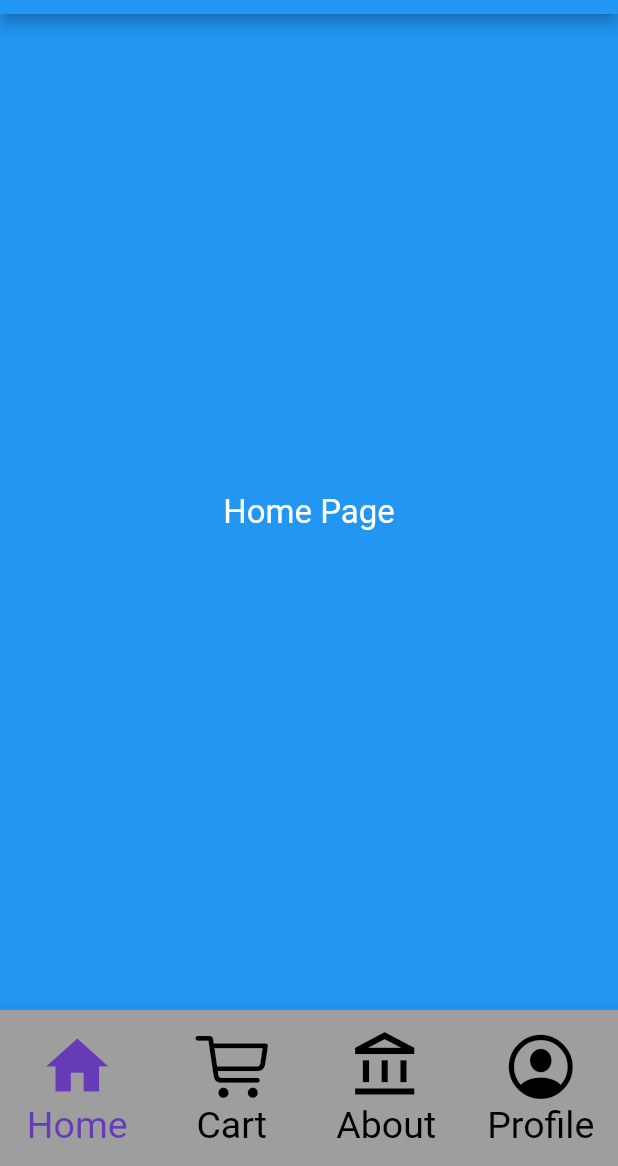
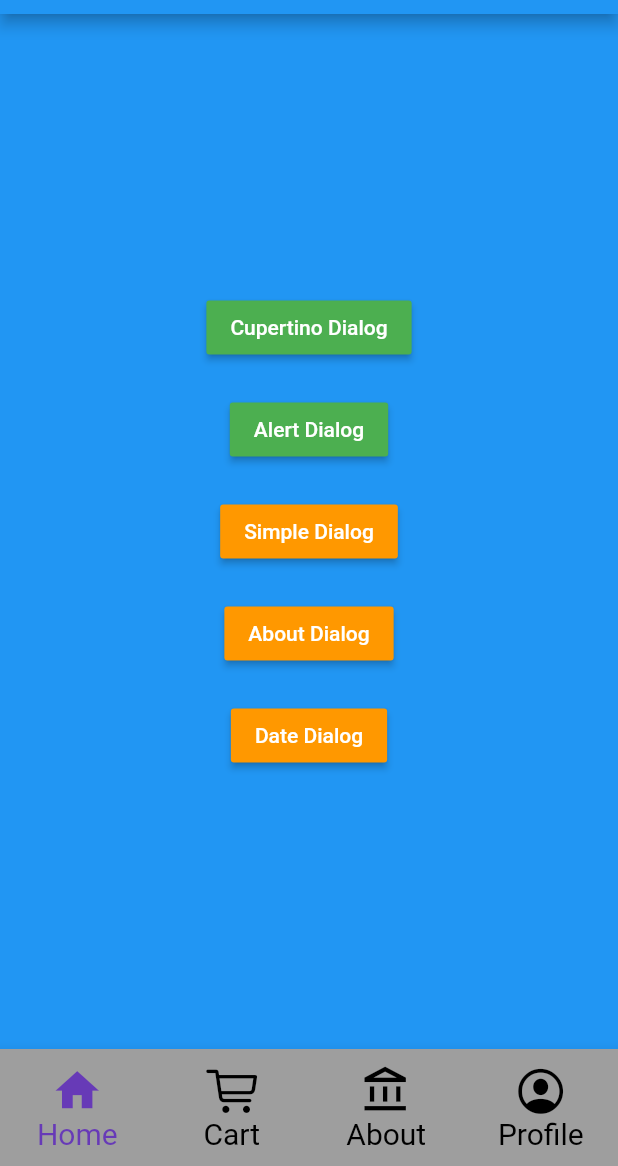
Before and after one commit to jakariya0dev/flutter_training, a Flutter app: the screen it shows after launch, on a phone screen of 412 x 824 dp, the part 70-1236 px from its top. Run offline on Flutter 3.47's test engine with Material 2 defaults, Android fonts, the phone set to English and light mode, and no system bars.

Commit message:
day 17 -Dialog

```diff
--- a/lib/screens/home_page.dart
+++ b/lib/screens/home_page.dart
@@ -1,4 +1,8 @@
+import 'dart:io';
+
+import 'package:flutter/cupertino.dart';
 import 'package:flutter/material.dart';
+import 'package:flutter/services.dart';
 
 class HomePage extends StatelessWidget {
   const HomePage({Key? key}) : super(key: key);
@@ -6,10 +10,153 @@ class HomePage extends StatelessWidget {
   @override
   Widget build(BuildContext context) {
     return Scaffold(
-      backgroundColor: Colors.blue,
-      body: Center(
-        child: Text('Home Page', style: TextStyle(fontSize: 22, color: Colors.white),),
-      ),
-    );
+        backgroundColor: Colors.blue,
+        body: Container(
+          constraints: BoxConstraints.expand(),
+          child: Column(
+            mainAxisAlignment: MainAxisAlignment.center,
+            crossAxisAlignment: CrossAxisAlignment.center,
+            children: [
+              MaterialButton(
+                onPressed: () {
+                  showDialog(
+                      context: context,
+                      builder: (context) {
+                        return CupertinoAlertDialog(
+                          title: Text('WARNING'),
+                          content: Text('are you want to exit the app'),
+                          actions: [
+                            TextButton(
+                              onPressed: () {
+                                SystemNavigator.pop();
+                                exit(0);
+                              },
+                              child: Text('ok'),
+                            ),
+                            TextButton(
+                              onPressed: () {
+                                Navigator.pop(context);
+                              },
+                              child: Text('Cancel'),
+                            ),
+                          ],
+                        );
+                      });
+                },
+                color: Colors.green,
+                child: Text(
+                  'Cupertino Dialog',
+                  style: TextStyle(color: Colors.white),
+                ),
+              ),
+              SizedBox(
+                height: 20,
+              ),
+              MaterialButton(
+                onPressed: () {
+                  showDialog(
+                      context: context,
+                      builder: (context) {
+                        return AlertDialog(
+                          title: Text('WARNING'),
+                          content: Text('are you want to exit the app'),
+                          actions: [
+                            TextButton(
+                              onPressed: () {
+                                SystemNavigator.pop();
+                                exit(0);
+                              },
+                              child: Text('ok'),
+                            ),
+                            TextButton(
+                              onPressed: () {
+                                Navigator.pop(context);
+                              },
+                              child: Text('Cancel'),
+                            ),
+                          ],
+                        );
+                      });
+                },
+                color: Colors.green,
+                child: Text(
+                  'Alert Dialog',
+                  style: TextStyle(color: Colors.white),
+                ),
+              ),
+              SizedBox(
+                height: 20,
+              ),
+              MaterialButton(
+                color: Colors.orange,
+                  onPressed: () {
+                  showDialog(context: context, builder: (context){
+                    return SimpleDialog(
+
+                      title: Text('Seletct One'),
+                      children: [
+                        ListTile(
+                        onTap: (){
+                      print('Silvia');
+                      Navigator.pop(context);
+                    },
+                          leading: CircleAvatar(backgroundImage: NetworkImage('https://images.pexels.com/photos/6031664/pexels-photo-6031664.jpeg?auto=compress&cs=tinysrgb&dpr=3&h=750&w=1260'),),
+                          title: Text('Dr. Silvia '),
+
+                        ),
+                        ListTile(
+                          leading: CircleAvatar(backgroundImage: NetworkImage('https://images.pexels.com/photos/2095910/pexels-photo-2095910.jpeg?auto=compress&cs=tinysrgb&dpr=1&w=500'),),
+                          title: Text('Dr. Rose '),
+                          onTap: (){
+                    print('Rose');
+                    }
+
+                        ),
+                      ],
+                    );
+                  });
+                  },
+                  child: Text(
+                    'Simple Dialog',
+                    style: TextStyle(color: Colors.white),
+                  )),
+              SizedBox(
+                height: 20,
+              ),
+              MaterialButton(
+                  color: Colors.orange,
+                  onPressed: () {
+                    showDialog(context: context, builder: (context){
+                      return AboutDialog(
+
+                      );
+                    });
+                  },
+                  child: Text(
+                    'About Dialog',
+                    style: TextStyle(color: Colors.white),
+                  )),
+              SizedBox(
+                height: 20,
+              ),
+              MaterialButton(
+                  color: Colors.orange,
+                  onPressed: () {
+                    showDialog(context: context, builder: (context){
+                      return DatePickerDialog(
+                          firstDate: DateTime(2010),
+                        lastDate: DateTime(2022),
+                        initialDate: DateTime.now(),
+
+                      );
+                    });
+                  },
+                  child: Text(
+                    'Date Dialog',
+                    style: TextStyle(color: Colors.white),
+                  )),
+            ],
+          ),
+        ));
   }
 }
--- a/lib/screens/main_page.dart
+++ b/lib/screens/main_page.dart
@@ -27,10 +27,10 @@ class _MainPageState extends State<MainPage> {
         backgroundColor: Colors.grey,
         selectedItemColor: Colors.deepPurple,
         unselectedItemColor: Colors.black,
-        iconSize: 50,
+        iconSize: 35,
         showSelectedLabels: true,
-        unselectedFontSize: 25,
-        selectedFontSize: 25,
+        unselectedFontSize: 20,
+        selectedFontSize: 20,
         type: BottomNavigationBarType.fixed,
         currentIndex: index,
         onTap: (value){
```
